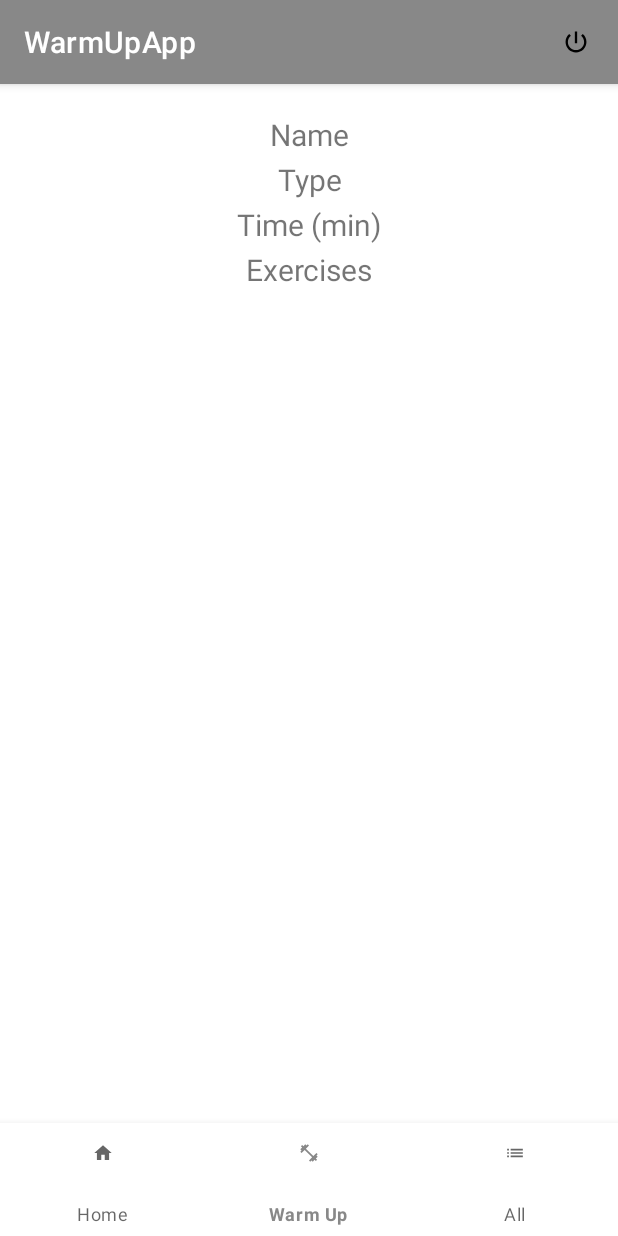
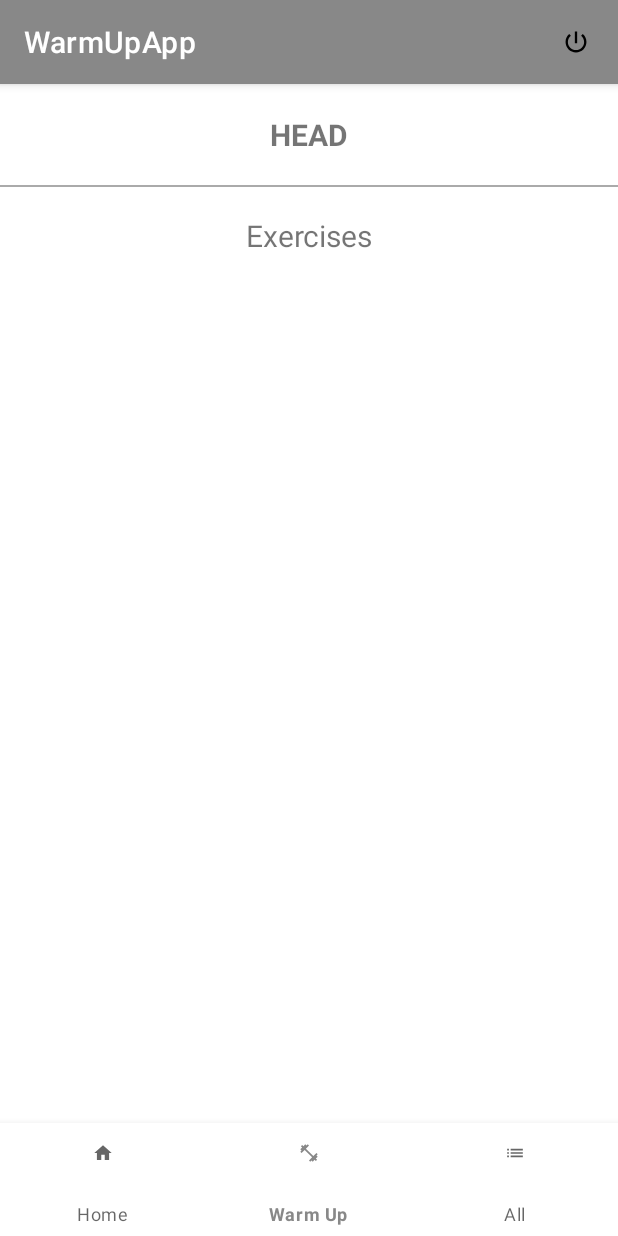
Before and after one commit to inesosoares6/WarmUpApp, an Android app: the screen it shows after launch once a user with an empty profile is signed in (MainActivity), item 2 of the bottom bar chosen, on a phone screen of 412 x 824 dp. Run offline under Robolectric (Android 15) with nearby library versions, the phone set to English and light mode, and no system bars; our stand-ins replace Firebase (no records; nobody signed in at launch, a user with empty details on screens opened directly); 1 statement that could not run was skipped.

Commit message:
Improved warm-up fragment layout

```diff
--- a/app/src/main/java/pt/atp/warmupapp/FragmentWarmUp.kt
+++ b/app/src/main/java/pt/atp/warmupapp/FragmentWarmUp.kt
@@ -21,9 +21,7 @@ class FragmentWarmUp : Fragment(R.layout.fragment_warmup) {
     override fun onCreateView(inflater: LayoutInflater, container: ViewGroup?, savedInstanceState: Bundle?): View? {
 
         val rootView: View = inflater.inflate(R.layout.fragment_warmup,container,false)
-        val nameText: TextView = rootView.findViewById(R.id.warm_up_name)
-        val typeText: TextView = rootView.findViewById(R.id.warm_up_type)
-        val timeText: TextView = rootView.findViewById(R.id.warm_up_time)
+        val headText: TextView = rootView.findViewById(R.id.warm_up_head)
         val exercisesText: TextView = rootView.findViewById(R.id.warm_up_exercises)
         mAuth= FirebaseAuth.getInstance()
 
@@ -31,9 +29,7 @@ class FragmentWarmUp : Fragment(R.layout.fragment_warmup) {
             db.collection("users").document(it).collection("default").document("warm-up").get()
                     .addOnSuccessListener { result ->
                         if(result["name"]!=null){
-                            nameText.text = result["name"].toString()
-                            typeText.text = result["type"].toString()
-                            timeText.text = result["time"].toString()+" min"
+                            headText.text = result["name"].toString() + " - " + result["type"].toString() + " - " + result["time"].toString()+" min"
                             exercisesText.text = result["exercises"].toString()
                         }
                     }
--- a/app/src/main/res/layout/fragment_warmup.xml
+++ b/app/src/main/res/layout/fragment_warmup.xml
@@ -1,20 +1,55 @@
 <?xml version="1.0" encoding="utf-8"?>
 
 <ScrollView xmlns:android="http://schemas.android.com/apk/res/android"
+    xmlns:tools="http://schemas.android.com/tools"
     android:id="@+id/scrollView"
     android:layout_width="match_parent"
     android:layout_height="match_parent"
     android:fillViewport="true">
 
 <androidx.constraintlayout.widget.ConstraintLayout xmlns:app="http://schemas.android.com/apk/res-auto"
-    xmlns:tools="http://schemas.android.com/tools"
     android:layout_width="match_parent"
     android:layout_height="wrap_content"
     tools:context=".MainActivity">
 
+    <LinearLayout
+        android:id="@+id/linear_layout"
+        android:layout_width="match_parent"
+        android:layout_height="wrap_content"
+        android:paddingLeft="16dp"
+        android:paddingRight="16dp"
+        android:orientation="horizontal"
+        tools:ignore="MissingConstraints">
+
+        <TextView
+            android:id="@+id/warm_up_head"
+            android:text="@string/head"
+            android:layout_width="match_parent"
+            android:layout_height="wrap_content"
+            android:layout_marginTop="20dp"
+            android:textSize="20sp"
+            android:gravity="center"
+            android:textStyle="bold"
+            app:layout_constraintStart_toStartOf="parent"
+            android:layout_marginStart="20dp"
+            android:layout_marginEnd="20dp" />
+
+    </LinearLayout>
+
+
+
+    <View
+        android:id="@+id/line"
+        android:layout_width="match_parent"
+        android:layout_height="1dp"
+        android:background="@android:color/darker_gray"
+        app:layout_constraintTop_toBottomOf="@+id/linear_layout"
+        android:layout_marginTop="20dp"
+        tools:ignore="MissingConstraints" />
+
     <TextView
-        android:id="@+id/warm_up_name"
-        android:text="@string/warm_up_name"
+        android:id="@+id/warm_up_exercises"
+        android:text="@string/warm_up_exercises"
         android:layout_width="match_parent"
         android:layout_height="wrap_content"
         android:layout_marginTop="20dp"
@@ -22,49 +57,7 @@
         android:gravity="center_horizontal"
         app:layout_constraintStart_toStartOf="parent"
         app:layout_constraintEnd_toEndOf="parent"
-        app:layout_constraintTop_toTopOf="parent"
-        android:layout_marginStart="20dp"
-        android:layout_marginEnd="20dp" />
-
-    <TextView
-        android:id="@+id/warm_up_type"
-        android:text="@string/warm_up_type"
-        android:layout_width="match_parent"
-        android:layout_height="wrap_content"
-        android:layout_marginTop="30dp"
-        android:textSize="20sp"
-        android:gravity="center_horizontal"
-        app:layout_constraintStart_toStartOf="parent"
-        app:layout_constraintEnd_toEndOf="parent"
-        app:layout_constraintTop_toTopOf="@+id/warm_up_name"
-        android:layout_marginStart="20dp"
-        android:layout_marginEnd="20dp" />
-
-    <TextView
-        android:id="@+id/warm_up_time"
-        android:text="@string/warm_up_time"
-        android:layout_width="match_parent"
-        android:layout_height="wrap_content"
-        android:layout_marginTop="30dp"
-        android:textSize="20sp"
-        android:gravity="center_horizontal"
-        app:layout_constraintStart_toStartOf="parent"
-        app:layout_constraintEnd_toEndOf="parent"
-        app:layout_constraintTop_toTopOf="@+id/warm_up_type"
-        android:layout_marginStart="20dp"
-        android:layout_marginEnd="20dp" />
-
-    <TextView
-        android:id="@+id/warm_up_exercises"
-        android:text="@string/warm_up_exercises"
-        android:layout_width="match_parent"
-        android:layout_height="wrap_content"
-        android:layout_marginTop="30dp"
-        android:textSize="20sp"
-        android:gravity="center_horizontal"
-        app:layout_constraintStart_toStartOf="parent"
-        app:layout_constraintEnd_toEndOf="parent"
-        app:layout_constraintTop_toTopOf="@+id/warm_up_time"
+        app:layout_constraintTop_toTopOf="@+id/line"
         android:layout_marginStart="20dp"
         android:layout_marginEnd="20dp"/>
 
--- a/app/src/main/res/values/strings.xml
+++ b/app/src/main/res/values/strings.xml
@@ -45,4 +45,5 @@
     <string name="cancelElimination">Cancel</string>
     <string name="warm_up_deleted_successful">Warm Up deleted successfully</string>
     <string name="add_new_warm_up">Warm Up list is empty. Add new warm-up.</string>
+    <string name="head">HEAD</string>
 </resources>
```
